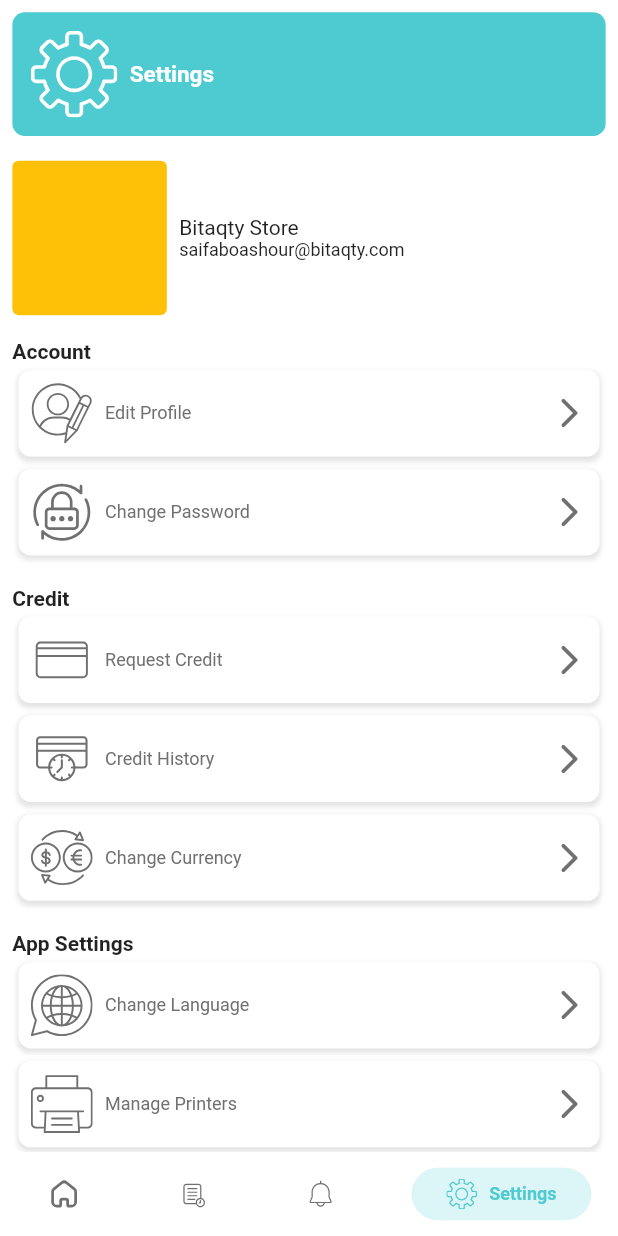
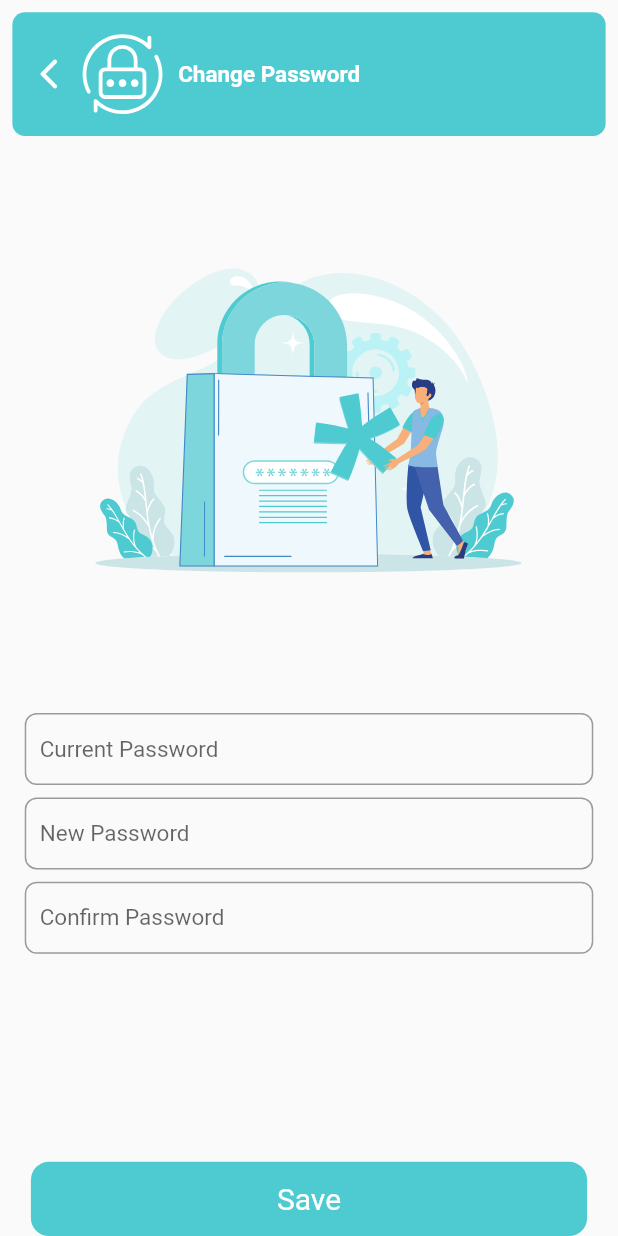
Before and after one commit to saifaboashour/bit, a Flutter app: the MainContainerScreen screen opened directly, item 4 of the bottom bar chosen, after a tap on "Change Password", on a phone screen of 412 x 824 dp. Run offline on Flutter 3.47's test engine with Material 2 defaults, Android fonts, the phone set to English and light mode, and no system bars; drawn by our look-alikes of persistent_bottom_nav_bar; our stand-ins replace flutter_onboarding_slider, flutter_svg, get, get_storage, otp_text_field, timer_count_down; accounts and stored records are empty; Roboto replaces fonts that are missing (ibm_plex_sans_arabic).

Commit message:
feat: Account Settings
- Edit Profile Screen
- Change Password Screen

```diff
--- /dev/null
+++ b/mobile_app/cardsproject2/lib/module/settings/account_settings/account_settings_controller.dart
@@ -0,0 +1,95 @@
+import 'package:flutter/material.dart';
+import 'package:get/get.dart';
+
+import '../../../util/validators/full_name_validator.dart';
+import '../../../util/validators/password_validator.dart';
+
+class AccountSettingsController extends GetxController {
+  //Declerations
+  //Edit Profile
+  final Rx<TextEditingController> _fullnameTextFieldController =
+      TextEditingController().obs;
+
+  final RxString _fullnameErrorMessage = ''.obs;
+  //Change Password
+  final Rx<TextEditingController> _oldPasswordTextFieldController =
+      TextEditingController().obs;
+  final Rx<TextEditingController> _newPasswordTextFieldController =
+      TextEditingController().obs;
+  final Rx<TextEditingController> _confirmPasswordTextFieldController =
+      TextEditingController().obs;
+
+  final RxString _oldPasswordErrorMessage = ''.obs;
+  final RxString _newPasswordErrorMessage = ''.obs;
+  final RxString _confirmPasswordErrorMessage = ''.obs;
+
+  //Getters
+  //Edit Profile
+  TextEditingController get fullnameTextFieldController =>
+      _fullnameTextFieldController.value;
+
+  String get fullnameErrorMessage => _fullnameErrorMessage.value;
+
+  //Change Password
+  TextEditingController get oldPasswordTextFieldController =>
+      _oldPasswordTextFieldController.value;
+  TextEditingController get newPasswordTextFieldController =>
+      _newPasswordTextFieldController.value;
+  TextEditingController get confirmPasswordTextFieldController =>
+      _confirmPasswordTextFieldController.value;
+
+  String get oldPasswordErrorMessage => _oldPasswordErrorMessage.value;
+  String get newPasswordErrorMessage => _newPasswordErrorMessage.value;
+  String get confirmPasswordErrorMessage => _confirmPasswordErrorMessage.value;
+
+  //Logic
+  //Edit Profile
+  bool validateEditProfileForm() {
+    bool isValid = true;
+
+    String? validateFullName = FullNameValidator()
+        .validateFirstLastName(fullnameTextFieldController.text);
+    if (validateFullName != null) {
+      _fullnameErrorMessage.value = validateFullName;
+      isValid = false;
+    }
+
+    return isValid;
+  }
+
+  editProfiles() {
+    bool isValid = validateEditProfileForm();
+    if (!isValid) {
+      return;
+    }
+  }
+
+  //Change Password
+  bool validateChangePasswordForm() {
+    bool isValid = true;
+
+    String? validatePassword = PasswordValidator()
+        .validatePasswordStrength(oldPasswordTextFieldController.text);
+    if (validatePassword != null) {
+      _oldPasswordErrorMessage.value = validatePassword;
+      isValid = false;
+    }
+
+    String? validateConfirmPassword = PasswordValidator()
+        .validateConfirmPassword(newPasswordTextFieldController.text,
+            confirmPasswordTextFieldController.text);
+    if (validateConfirmPassword != null) {
+      _confirmPasswordErrorMessage.value = validateConfirmPassword;
+      isValid = false;
+    }
+
+    return isValid;
+  }
+
+  changePassowrd() {
+    bool isValid = validateChangePasswordForm();
+    if (!isValid) {
+      return;
+    }
+  }
+}
--- /dev/null
+++ b/mobile_app/cardsproject2/lib/module/settings/account_settings/change_password_screen_view.dart
@@ -0,0 +1,101 @@
+import 'package:cardsproject2/util/common_widgets.dart';
+import 'package:flutter/material.dart';
+import 'package:flutter_svg/flutter_svg.dart';
+import 'package:get/get.dart';
+
+import '../../../util/images_path.dart';
+import '../../../view/buttons/primary_button.dart';
+import '../../../view/custom_header.dart';
+import '../../../view/text_fields/basic_textfield.dart';
+import 'account_settings_controller.dart';
+
+class ChangePasswordScreen extends StatelessWidget {
+  ChangePasswordScreen({
+    super.key,
+  });
+
+  final AccountSettingsController _accountSettingsController =
+      Get.put(AccountSettingsController());
+
+  @override
+  Widget build(BuildContext context) {
+    return Scaffold(
+      body: SafeArea(
+        child: Column(
+          children: [
+            CustomHeader(
+              lable: 'Change Password',
+              icon: ImagePath.changePassword,
+              action: () {},
+              actionIcon: null,
+            ),
+            buildSecurityIllestration(),
+            buildChangePasswordForm(),
+            const Spacer(),
+            buildSaveChangesButton(),
+          ],
+        ),
+      ),
+    );
+  }
+
+  buildSecurityIllestration() {
+    return SvgPicture.asset(
+      ImagePath.security,
+    );
+  }
+
+  buildChangePasswordForm() {
+    return Padding(
+      padding: EdgeInsets.all(Get.width * 0.04),
+      child: Column(
+        children: [
+          BasicTextField(
+            label: 'Current Password',
+            hint: 'Current Password',
+            controller:
+                _accountSettingsController.oldPasswordTextFieldController,
+            validator: () {},
+            validationMessage:
+                _accountSettingsController.oldPasswordErrorMessage,
+            focusNode: null,
+          ),
+          CommonWidgets().buildVerticalSpace(),
+          BasicTextField(
+            label: 'New Password',
+            hint: 'New Password',
+            controller:
+                _accountSettingsController.newPasswordTextFieldController,
+            validator: () {},
+            validationMessage:
+                _accountSettingsController.newPasswordErrorMessage,
+            focusNode: null,
+          ),
+          CommonWidgets().buildVerticalSpace(),
+          BasicTextField(
+            label: 'Confirm Password',
+            hint: 'Confirm Password',
+            controller:
+                _accountSettingsController.confirmPasswordTextFieldController,
+            validator: () {},
+            validationMessage:
+                _accountSettingsController.confirmPasswordErrorMessage,
+            focusNode: null,
+          ),
+        ],
+      ),
+    );
+  }
+
+  buildSaveChangesButton() {
+    return Center(
+      child: PrimaryButton(
+        label: 'Save',
+        width: 0.9,
+        action: () {
+          _accountSettingsController.editProfiles();
+        },
+      ),
+    );
+  }
+}
--- a/mobile_app/cardsproject2/lib/module/settings/settings_screen_view.dart
+++ b/mobile_app/cardsproject2/lib/module/settings/settings_screen_view.dart
@@ -5,6 +5,8 @@ import 'package:get/get.dart';
 
 import '../../util/images_path.dart';
 import '../../view/custom_header.dart';
+import 'account_settings/change_password_screen_view.dart';
+import 'account_settings/edit_profile_screen_view.dart';
 import 'settings_controller.dart';
 import 'view/settings_button.dart';
 
@@ -86,12 +88,22 @@ class SettingsScreen extends StatelessWidget {
           SettingsButton(
             title: 'Edit Profile',
             icon: ImagePath.editProfile,
-            onTap: () {},
+            onTap: () {
+              Get.to(
+                () => EditProfileScreen(),
+                transition: Transition.noTransition,
+              );
+            },
           ),
           SettingsButton(
             title: 'Change Password',
             icon: ImagePath.changePassword,
-            onTap: () {},
+            onTap: () {
+              Get.to(
+                () => ChangePasswordScreen(),
+                transition: Transition.noTransition,
+              );
+            },
           ),
         ],
       ),
--- a/mobile_app/cardsproject2/lib/util/images_path.dart
+++ b/mobile_app/cardsproject2/lib/util/images_path.dart
@@ -30,4 +30,5 @@ class ImagePath {
   static const String termAndCondition = "assets/images/term_and_condition.svg";
   static const String whatsapp = "assets/images/whatsapp.svg";
   static const String copy = "assets/images/copy.svg";
+  static const String security = "assets/images/security.svg";
 }
```
Also changed, not shown: mobile_app/cardsproject2/lib/module/settings/account_settings/edit_profile_screen_view.dart (added, +99 -0 lines), mobile_app/cardsproject2/assets/images/security.svg (added).
